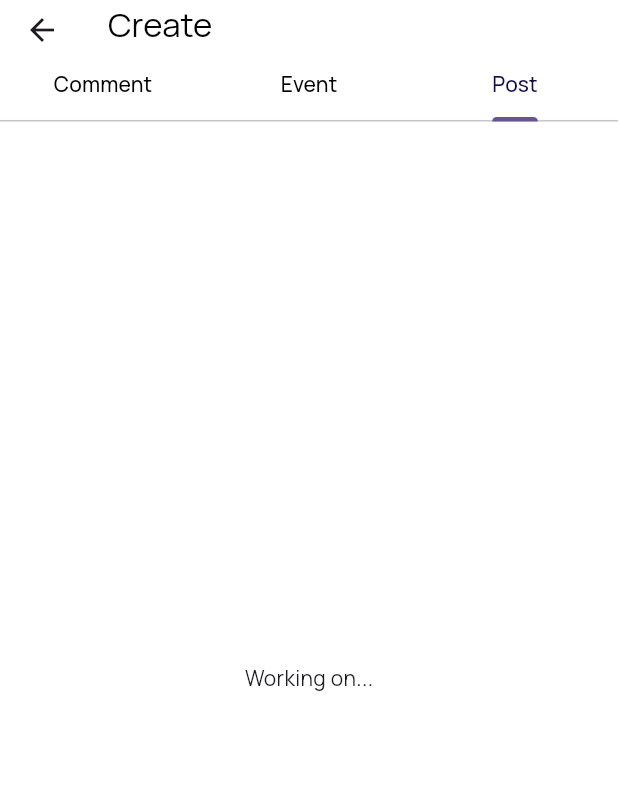
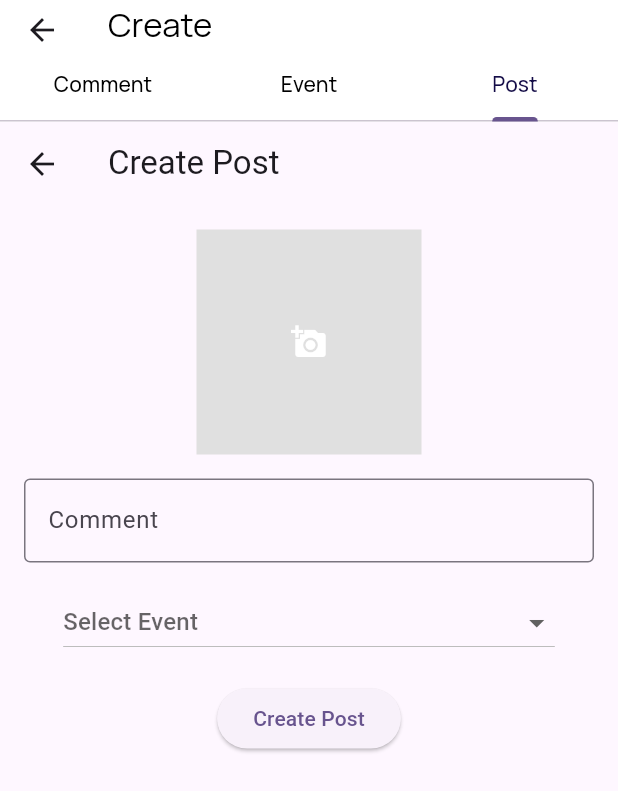
Before and after one commit to cpcx04/GlobalGathering, a Flutter app: the CreateScreen screen opened directly, tab 3 chosen, on a phone screen of 412 x 824 dp. Shown: the top 791 px of the screen. Run offline on Flutter 3.47's test engine with Material 3 defaults, Android fonts, the phone set to English and light mode, and no system bars; our stand-ins replace bloc, flutter_bloc, google_fonts, google_maps_flutter, image_picker and 5 more; missing offline and left inert: dart:ffi, ticket_widget; accounts and stored records are empty; network calls fail.

Commit message:
Upload files ready

```diff
--- a/globalGatheringMobile/global_gathering_application_1/lib/bloc/post/post_bloc.dart
+++ b/globalGatheringMobile/global_gathering_application_1/lib/bloc/post/post_bloc.dart
@@ -5,6 +5,7 @@ import 'package:global_gathering_application_1/model/dto/post_dto.dart';
 import 'package:global_gathering_application_1/model/reponse/post_response.dart';
 import 'package:global_gathering_application_1/repository/post/post_repository.dart';
 import 'package:http/http.dart';
+import 'package:image_picker/image_picker.dart';
 import 'package:meta/meta.dart';
 
 part 'post_event.dart';
@@ -32,7 +33,7 @@ class PostBloc extends Bloc<PostEvent, PostState> {
     try {
       final PostDto postDto = PostDto(
           relatedEvent: postEvent.relatedEvent, comment: postEvent.comment);
-      final File file = postEvent.file;
+      final XFile file = postEvent.file;
       final post = await _postRepository.newPost(postDto, file);
       emit(GetPostFetchSuccess(post, file));
     } catch (e) {
--- a/globalGatheringMobile/global_gathering_application_1/lib/bloc/post/post_event.dart
+++ b/globalGatheringMobile/global_gathering_application_1/lib/bloc/post/post_event.dart
@@ -21,6 +21,7 @@ class GetAllMyPostEvent extends PostEvent {
 class DoCreatePostEvent extends PostEvent {
   final String relatedEvent;
   final String comment;
-  final File file;
-  DoCreatePostEvent(this.relatedEvent, this.comment, this.file);
+  final XFile file;
+  DoCreatePostEvent(
+      {required this.relatedEvent, required this.comment, required this.file});
 }
--- a/globalGatheringMobile/global_gathering_application_1/lib/bloc/post/post_state.dart
+++ b/globalGatheringMobile/global_gathering_application_1/lib/bloc/post/post_state.dart
@@ -21,6 +21,6 @@ final class GetAllMyPostFetchSuccess extends PostState {
 
 final class GetPostFetchSuccess extends PostState {
   final PostResponse post;
-  final File file;
+  final XFile file;
   GetPostFetchSuccess(this.post, this.file);
 }
--- a/globalGatheringMobile/global_gathering_application_1/lib/repository/post/post_repository.dart
+++ b/globalGatheringMobile/global_gathering_application_1/lib/repository/post/post_repository.dart
@@ -2,7 +2,9 @@ import 'package:global_gathering_application_1/model/dto/post_dto.dart';
 import 'package:global_gathering_application_1/model/reponse/post_response.dart';
 import 'dart:io';
 
+import 'package:image_picker/image_picker.dart';
+
 abstract class PostRepository {
-  Future<PostResponse> newPost(PostDto postDto, File file);
+  Future<PostResponse> newPost(PostDto postDto, XFile file);
   Future<List<PostResponse>> getMyPosts();
 }
--- /dev/null
+++ b/globalGatheringMobile/global_gathering_application_1/lib/screens/create/create_post_widget.dart
@@ -0,0 +1,146 @@
+import 'dart:io';
+import 'package:flutter/material.dart';
+import 'package:flutter_bloc/flutter_bloc.dart';
+import 'package:global_gathering_application_1/bloc/post/post_bloc.dart';
+import 'package:global_gathering_application_1/repository/post/post_repository.dart';
+import 'package:global_gathering_application_1/repository/post/post_repository_impl.dart';
+import 'package:image_picker/image_picker.dart';
+import 'package:path_provider/path_provider.dart';
+
+class CreatePostWidget extends StatefulWidget {
+  const CreatePostWidget({Key? key}) : super(key: key);
+
+  @override
+  _CreatePostWidgetState createState() => _CreatePostWidgetState();
+}
+
+class _CreatePostWidgetState extends State<CreatePostWidget> {
+  final TextEditingController _commentController = TextEditingController();
+  final ImagePicker _picker = ImagePicker();
+  late PostBloc _postBloc;
+  late PostRepository _postRepository;
+  XFile? _image;
+  String? _selectedEvent;
+  bool _isLoading = false;
+
+  @override
+  void initState() {
+    _postRepository = PostRepositoryImpl();
+    _postBloc = PostBloc(_postRepository);
+    super.initState();
+  }
+
+  @override
+  void dispose() {
+    _commentController.dispose();
+    _postBloc.close();
+    super.dispose();
+  }
+
+  @override
+  Widget build(BuildContext context) {
+    return Scaffold(
+      appBar: AppBar(
+        title: Text('Create Post'),
+      ),
+      body: Padding(
+        padding: const EdgeInsets.all(16.0),
+        child: Column(
+          children: [
+            GestureDetector(
+              onTap: () async {
+                final pickedFile =
+                    await _picker.pickImage(source: ImageSource.gallery);
+                setState(() {
+                  _image = pickedFile;
+                });
+              },
+              child: _image == null
+                  ? Container(
+                      height: 150,
+                      width: 150,
+                      color: Colors.grey[300],
+                      child: Icon(Icons.add_a_photo, color: Colors.white),
+                    )
+                  : Image.file(
+                      File(_image!.path),
+                      height: 150,
+                      width: 150,
+                      fit: BoxFit.cover,
+                    ),
+            ),
+            SizedBox(height: 16.0),
+            TextField(
+              controller: _commentController,
+              decoration: InputDecoration(
+                labelText: 'Comment',
+                border: OutlineInputBorder(),
+              ),
+            ),
+            SizedBox(height: 16.0),
+            DropdownButton<String>(
+              value: _selectedEvent,
+              hint: Text('Select Event'),
+              onChanged: (String? newValue) {
+                setState(() {
+                  _selectedEvent = newValue;
+                });
+              },
+              items: <String>[
+                'c5827e72-f2cf-4889-811c-85d6313bdf1e',
+                'Event 2',
+                'Event 3'
+              ].map<DropdownMenuItem<String>>((String value) {
+                return DropdownMenuItem<String>(
+                  value: value,
+                  child: Text(value),
+                );
+              }).toList(),
+            ),
+            SizedBox(height: 16.0),
+            ElevatedButton(
+              onPressed: _isLoading
+                  ? null
+                  : () async {
+                      if (_image != null &&
+                          _selectedEvent != null &&
+                          _commentController.text.isNotEmpty) {
+                        setState(() {
+                          _isLoading = true;
+                        });
+
+                        try {
+                          // No es necesario descargar la imagen, solo usar la ruta local
+                          _postBloc.add(
+                            DoCreatePostEvent(
+                              file: XFile(_image!.path),
+                              relatedEvent: _selectedEvent!,
+                              comment: _commentController.text,
+                            ),
+                          );
+                          Navigator.pop(context);
+                        } catch (e) {
+                          ScaffoldMessenger.of(context).showSnackBar(
+                            SnackBar(content: Text('Failed to create post')),
+                          );
+                        } finally {
+                          setState(() {
+                            _isLoading = false;
+                          });
+                        }
+                      } else {
+                        ScaffoldMessenger.of(context).showSnackBar(
+                          SnackBar(content: Text('Please complete all fields')),
+                        );
+                      }
+                    },
+              child: _isLoading
+                  ? CircularProgressIndicator()
+                  : Text('Create Post'),
+            ),
+          ],
+        ),
+      ),
+    );
+  }
+}
--- a/globalGatheringMobile/global_gathering_application_1/lib/screens/create/create_screen.dart
+++ b/globalGatheringMobile/global_gathering_application_1/lib/screens/create/create_screen.dart
@@ -1,6 +1,7 @@
 import 'package:flutter/material.dart';
 import 'package:global_gathering_application_1/screens/create/create_comment_widget.dart';
 import 'package:global_gathering_application_1/screens/create/create_event_widget.dart';
+import 'package:global_gathering_application_1/screens/create/create_post_widget.dart';
 import 'package:google_fonts/google_fonts.dart';
 
 class CreateScreen extends StatelessWidget {
@@ -49,12 +50,7 @@ class CreateScreen extends StatelessWidget {
           children: [
             CreateCommentWidget(),
             CreateEventWidget(),
-            Center(
-              child: Text(
-                "Working on...",
-                style: GoogleFonts.manrope(),
-              ),
-            ),
+            CreatePostWidget(),
           ],
         ),
       ),
--- a/globalGatheringMobile/global_gathering_application_1/pubspec.yaml
+++ b/globalGatheringMobile/global_gathering_application_1/pubspec.yaml
@@ -58,6 +58,8 @@ dependencies:
   widget_zoom: ^0.0.4
   intl: ^0.19.0
   timeago: ^3.6.1
+  http_parser: ^4.0.0
+  path_provider: ^2.0.5
 
 dev_dependencies:
   flutter_test:
```
Also changed, not shown: globalGatheringMobile/global_gathering_application_1/lib/repository/post/post_repository_impl.dart (+15 -3 lines), globalGatheringMobile/global_gathering_application_1/pubspec.lock, 10 other files.
